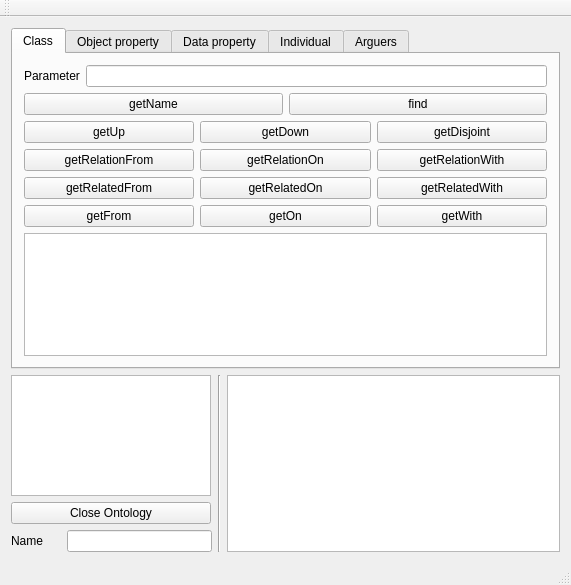
Above: ui/ontologui.ui from sarthou/ontologenius before the change. Below: the same form after it.
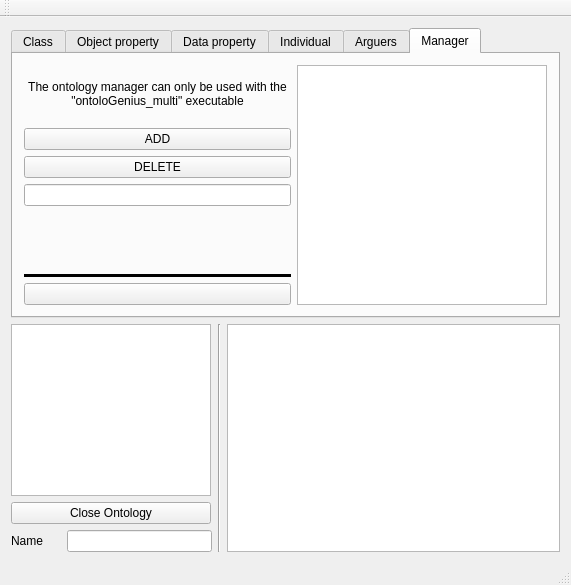
That is the form after the change. The open tabs and pages were chosen to show the change. Icons and pictures are not drawn. Custom widgets are drawn as their Qt base class.

Commit message: [UPDATE] ontoloGUI managerTab

```diff
--- a/ui/ontologui.ui
+++ b/ui/ontologui.ui
@@ -833,6 +833,133 @@
         </item>
        </layout>
       </widget>
+      <widget class="QWidget" name="ManagerTab">
+       <attribute name="title">
+        <string>Manager</string>
+       </attribute>
+       <layout class="QHBoxLayout" name="horizontalLayout_25">
+        <item>
+         <layout class="QVBoxLayout" name="ManagerLayout">
+
+          <item >
+           <widget class="QLabel" name="label_6">
+            <property name="sizePolicy">
+             <sizepolicy hsizetype="Preferred" vsizetype="Preferred">
+              <horstretch>0</horstretch>
+              <verstretch>0</verstretch>
+             </sizepolicy>
+            </property>
+            <property name="text">
+             <string>The ontology manager can only be used with the "ontoloGenius_multi" executable</string>
+            </property>
+            <property name="wordWrap">
+             <bool>true</bool>
+            </property>
+            <property name="alignment">
+             <set>Qt::AlignCenter</set>
+            </property>
+           </widget>
+          </item>
+
+          <item>
+            <layout class="QHBoxLayout" name="horizontalLayout">
+             <item>
+              <widget class="QPushButton" name="AddPushButton">
+               <property name="text">
+                <string>ADD</string>
+               </property>
+              </widget>
+             </item>
+            </layout>
+          </item>
+
+          <item>
+            <layout class="QHBoxLayout" name="horizontalLayout_1">
+             <item>
+              <widget class="QPushButton" name="DelPushButton">
+               <property name="text">
+                <string>DELETE</string>
+               </property>
+              </widget>
+             </item>
+            </layout>
+          </item>
+
+          <item>
+           <widget class="QLineEdit" name="OntologyNameAddDel">
+            </widget>
+          </item>
+
+          <item >
+           <widget class="QLabel" name="label_7">
+            <property name="sizePolicy">
+             <sizepolicy hsizetype="Preferred" vsizetype="Preferred">
+              <horstretch>0</horstretch>
+              <verstretch>0</verstretch>
+             </sizepolicy>
+            </property>
+            <property name="text">
+             <string> </string>
+            </property>
+            <property name="alignment">
+             <set>Qt::AlignCenter</set>
+            </property>
+           </widget>
+          </item>
+
+           <item>
+            <widget class="Line" name="line">
+             <property name="frameShadow">
+              <enum>QFrame::Plain</enum>
+             </property>
+             <property name="lineWidth">
+              <number>100</number>
+             </property>
+             <property name="orientation">
+              <enum>Qt::Horizontal</enum>
+             </property>
+            </widget>
+           </item>
+
+          <item>
+            <widget class="QPushButton" name="RefreshButton">
+              <property name="geometry">
+               <rect>
+                <width>20</width>
+                <height>20</height>
+               </rect>
+              </property>
+              <property name="icon">
+               <iconset>
+                <activeon>:/darkstyle/icon_refresh.png</activeon>
+               </iconset>
+              </property>
+             </widget>
+          </item>
+
+         </layout>
+        </item>
+        <item>
+         <widget class="QTextEdit" name="OntologiesList">
+          <property name="maximumSize">
+           <size>
+            <width>250</width>
+            <height>16777215</height>
+           </size>
+          </property>
+          <property name="readOnly">
+           <bool>true</bool>
+          </property>
+          <property name="cursorWidth">
+           <number>1</number>
+          </property>
+          <property name="textInteractionFlags">
+           <set>Qt::NoTextInteraction</set>
+          </property>
+         </widget>
+        </item>
+       </layout>
+      </widget>
      </widget>
     </item>
     <item>
```
The commit also changes 2 other files.
